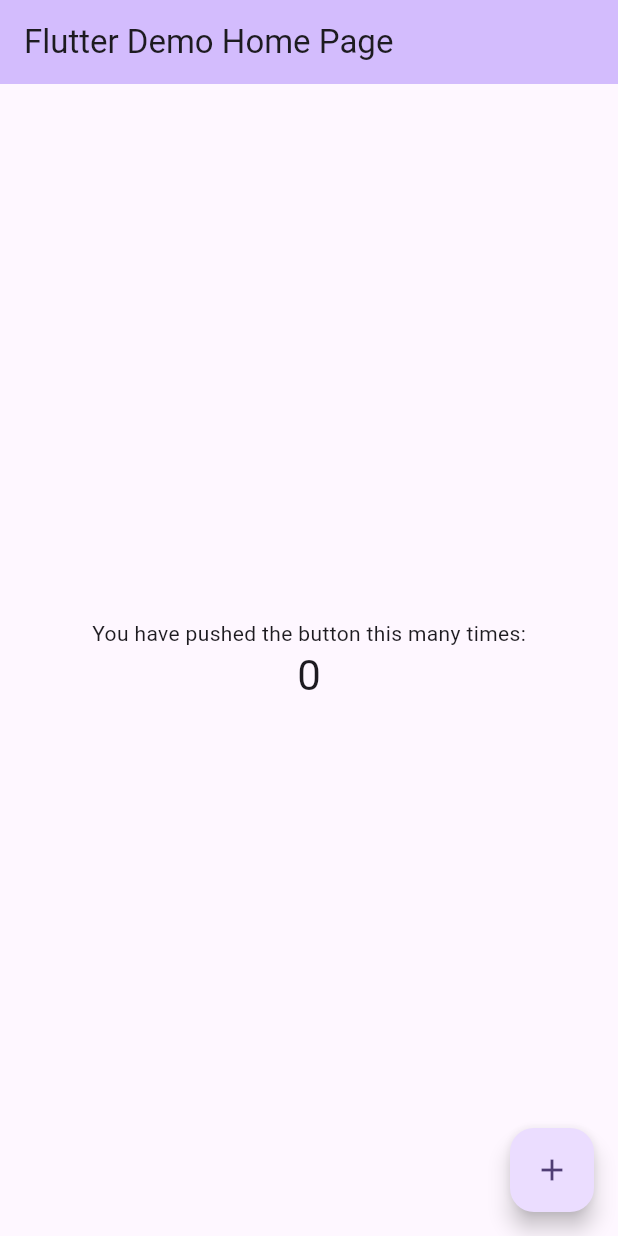
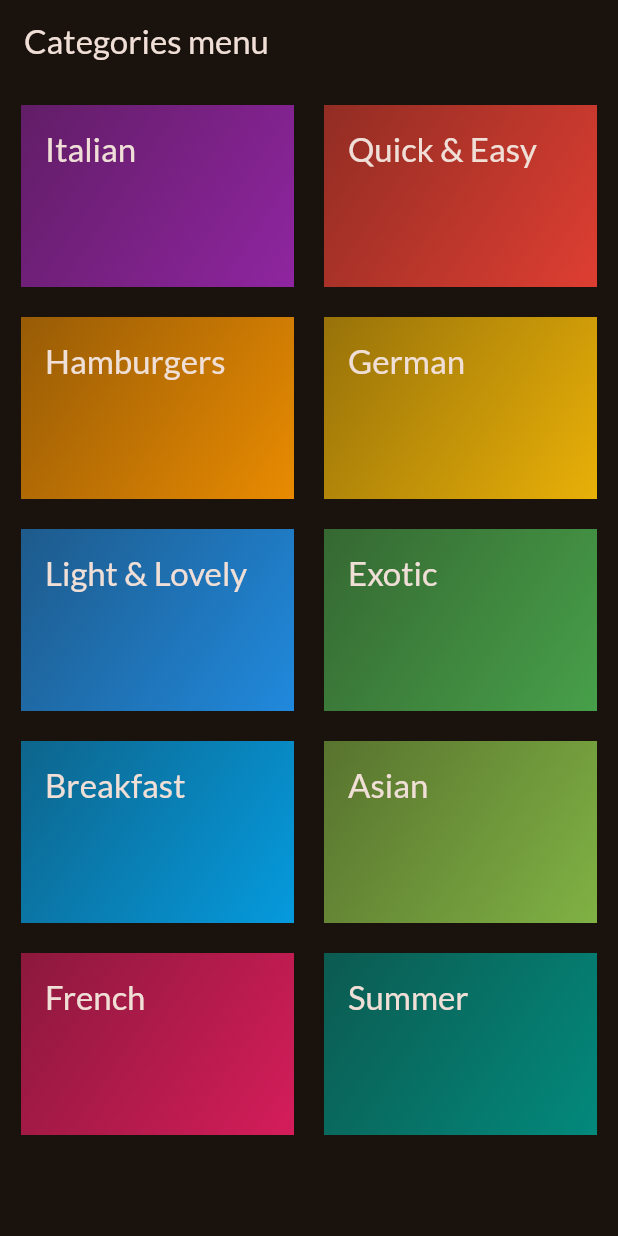
Before and after one commit to Houcine-O/meals-app, a Flutter app: the screen it shows after launch, on a phone screen of 412 x 824 dp. Run offline on Flutter 3.47's test engine with Material 2 defaults, Android fonts, the phone set to English and light mode, and no system bars; our stand-ins replace google_fonts.

Commit message:
gridview set and displaying dummy data

```diff
--- /dev/null
+++ b/lib/data/dummy_data.dart
@@ -0,0 +1,56 @@
+import 'package:flutter/material.dart';
+
+import 'package:meals_app/models/category.dart';
+
+const availableCategories = [
+  Category(
+    id: 'c1',
+    title: 'Italian',
+    color: Colors.purple,
+  ),
+  Category(
+    id: 'c2',
+    title: 'Quick & Easy',
+    color: Colors.red,
+  ),
+  Category(
+    id: 'c3',
+    title: 'Hamburgers',
+    color: Colors.orange,
+  ),
+  Category(
+    id: 'c4',
+    title: 'German',
+    color: Colors.amber,
+  ),
+  Category(
+    id: 'c5',
+    title: 'Light & Lovely',
+    color: Colors.blue,
+  ),
+  Category(
+    id: 'c6',
+    title: 'Exotic',
+    color: Colors.green,
+  ),
+  Category(
+    id: 'c7',
+    title: 'Breakfast',
+    color: Colors.lightBlue,
+  ),
+  Category(
+    id: 'c8',
+    title: 'Asian',
+    color: Colors.lightGreen,
+  ),
+  Category(
+    id: 'c9',
+    title: 'French',
+    color: Colors.pink,
+  ),
+  Category(
+    id: 'c10',
+    title: 'Summer',
+    color: Colors.teal,
+  ),
+];
--- a/lib/main.dart
+++ b/lib/main.dart
@@ -1,125 +1,29 @@
 import 'package:flutter/material.dart';
+import 'package:google_fonts/google_fonts.dart';
+
+import 'package:meals_app/screens/categories_screen.dart';
+
+final theme = ThemeData(
+  useMaterial3: true,
+  colorScheme: ColorScheme.fromSeed(
+    brightness: Brightness.dark,
+    seedColor: const Color.fromARGB(255, 131, 57, 0),
+  ),
+  textTheme: GoogleFonts.latoTextTheme(),
+);
 
 void main() {
-  runApp(const MyApp());
+  runApp(const App());
 }
 
-class MyApp extends StatelessWidget {
-  const MyApp({super.key});
+class App extends StatelessWidget {
+  const App({super.key});
 
-  // This widget is the root of your application.
   @override
   Widget build(BuildContext context) {
     return MaterialApp(
-      title: 'Flutter Demo',
-      theme: ThemeData(
-        // This is the theme of your application.
-        //
-        // TRY THIS: Try running your application with "flutter run". You'll see
-        // the application has a blue toolbar. Then, without quitting the app,
-        // try changing the seedColor in the colorScheme below to Colors.green
-        // and then invoke "hot reload" (save your changes or press the "hot
-        // reload" button in a Flutter-supported IDE, or press "r" if you used
-        // the command line to start the app).
-        //
-        // Notice that the counter didn't reset back to zero; the application
-        // state is not lost during the reload. To reset the state, use hot
-        // restart instead.
-        //
-        // This works for code too, not just values: Most code changes can be
-        // tested with just a hot reload.
-        colorScheme: ColorScheme.fromSeed(seedColor: Colors.deepPurple),
-        useMaterial3: true,
-      ),
-      home: const MyHomePage(title: 'Flutter Demo Home Page'),
+      theme: theme,
+      home: const CategoriesScreen(),
     );
   }
 }
-
-class MyHomePage extends StatefulWidget {
-  const MyHomePage({super.key, required this.title});
-
-  // This widget is the home page of your application. It is stateful, meaning
-  // that it has a State object (defined below) that contains fields that affect
-  // how it looks.
-
-  // This class is the configuration for the state. It holds the values (in this
-  // case the title) provided by the parent (in this case the App widget) and
-  // used by the build method of the State. Fields in a Widget subclass are
-  // always marked "final".
-
-  final String title;
-
-  @override
-  State<MyHomePage> createState() => _MyHomePageState();
-}
-
-class _MyHomePageState extends State<MyHomePage> {
-  int _counter = 0;
-
-  void _incrementCounter() {
-    setState(() {
-      // This call to setState tells the Flutter framework that something has
-      // changed in this State, which causes it to rerun the build method below
-      // so that the display can reflect the updated values. If we changed
-      // _counter without calling setState(), then the build method would not be
-      // called again, and so nothing would appear to happen.
-      _counter++;
-    });
-  }
-
-  @override
-  Widget build(BuildContext context) {
-    // This method is rerun every time setState is called, for instance as done
-    // by the _incrementCounter method above.
-    //
-    // The Flutter framework has been optimized to make rerunning build methods
-    // fast, so that you can just rebuild anything that needs updating rather
-    // than having to individually change instances of widgets.
-    return Scaffold(
-      appBar: AppBar(
-        // TRY THIS: Try changing the color here to a specific color (to
-        // Colors.amber, perhaps?) and trigger a hot reload to see the AppBar
-        // change color while the other colors stay the same.
-        backgroundColor: Theme.of(context).colorScheme.inversePrimary,
-        // Here we take the value from the MyHomePage object that was created by
-        // the App.build method, and use it to set our appbar title.
-        title: Text(widget.title),
-      ),
-      body: Center(
-        // Center is a layout widget. It takes a single child and positions it
-        // in the middle of the parent.
-        child: Column(
-          // Column is also a layout widget. It takes a list of children and
-          // arranges them vertically. By default, it sizes itself to fit its
-          // children horizontally, and tries to be as tall as its parent.
-          //
-          // Column has various properties to control how it sizes itself and
-          // how it positions its children. Here we use mainAxisAlignment to
-          // center the children vertically; the main axis here is the vertical
-          // axis because Columns are vertical (the cross axis would be
-          // horizontal).
-          //
-          // TRY THIS: Invoke "debug painting" (choose the "Toggle Debug Paint"
-          // action in the IDE, or press "p" in the console), to see the
-          // wireframe for each widget.
-          mainAxisAlignment: MainAxisAlignment.center,
-          children: <Widget>[
-            const Text(
-              'You have pushed the button this many times:',
-            ),
-            Text(
-              '$_counter',
-              style: Theme.of(context).textTheme.headlineMedium,
-            ),
-          ],
-        ),
-      ),
-      floatingActionButton: FloatingActionButton(
-        onPressed: _incrementCounter,
-        tooltip: 'Increment',
-        child: const Icon(Icons.add),
-      ), // This trailing comma makes auto-formatting nicer for build methods.
-    );
-  }
-}
--- /dev/null
+++ b/lib/models/category.dart
@@ -0,0 +1,13 @@
+import 'package:flutter/material.dart';
+
+class Category {
+  const Category({
+    required this.id,
+    required this.title,
+    this.color = Colors.orange,
+  });
+
+  final String id;
+  final String title;
+  final Color color;
+}
--- /dev/null
+++ b/lib/screens/categories_screen.dart
@@ -0,0 +1,28 @@
+import 'package:flutter/material.dart';
+import 'package:meals_app/data/dummy_data.dart';
+import 'package:meals_app/widgets/category_grid_item.dart';
+
+class CategoriesScreen extends StatelessWidget {
+  const CategoriesScreen({super.key});
+
+  @override
+  Widget build(BuildContext context) {
+    return Scaffold(
+      appBar: AppBar(
+        title: const Text("Categories menu"),
+      ),
+      body: GridView(
+        padding: EdgeInsets.all(14),
+        gridDelegate: SliverGridDelegateWithFixedCrossAxisCount(
+            crossAxisCount: 2,
+            crossAxisSpacing: 20,
+            mainAxisSpacing: 20,
+            childAspectRatio: 1.5),
+        children: [
+          for (final cat in availableCategories)
+            CategoryGridItem(category: cat),
+        ],
+      ),
+    );
+  }
+}
--- /dev/null
+++ b/lib/widgets/category_grid_item.dart
@@ -0,0 +1,32 @@
+import 'package:flutter/material.dart';
+
+import 'package:meals_app/models/category.dart';
+
+class CategoryGridItem extends StatelessWidget {
+  const CategoryGridItem({super.key, required this.category});
+
+  final Category category;
+
+  @override
+  Widget build(BuildContext context) {
+    return Container(
+      padding: const EdgeInsets.all(16),
+      decoration: BoxDecoration(
+        gradient: LinearGradient(
+          colors: [
+            category.color.withOpacity(0.55),
+            category.color.withOpacity(0.9),
+          ],
+          begin: Alignment.topLeft,
+          end: Alignment.bottomRight,
+        ),
+      ),
+      child: Text(
+        category.title,
+        style: Theme.of(context).textTheme.titleLarge!.copyWith(
+              color: Theme.of(context).colorScheme.onBackground,
+            ),
+      ),
+    );
+  }
+}
```
